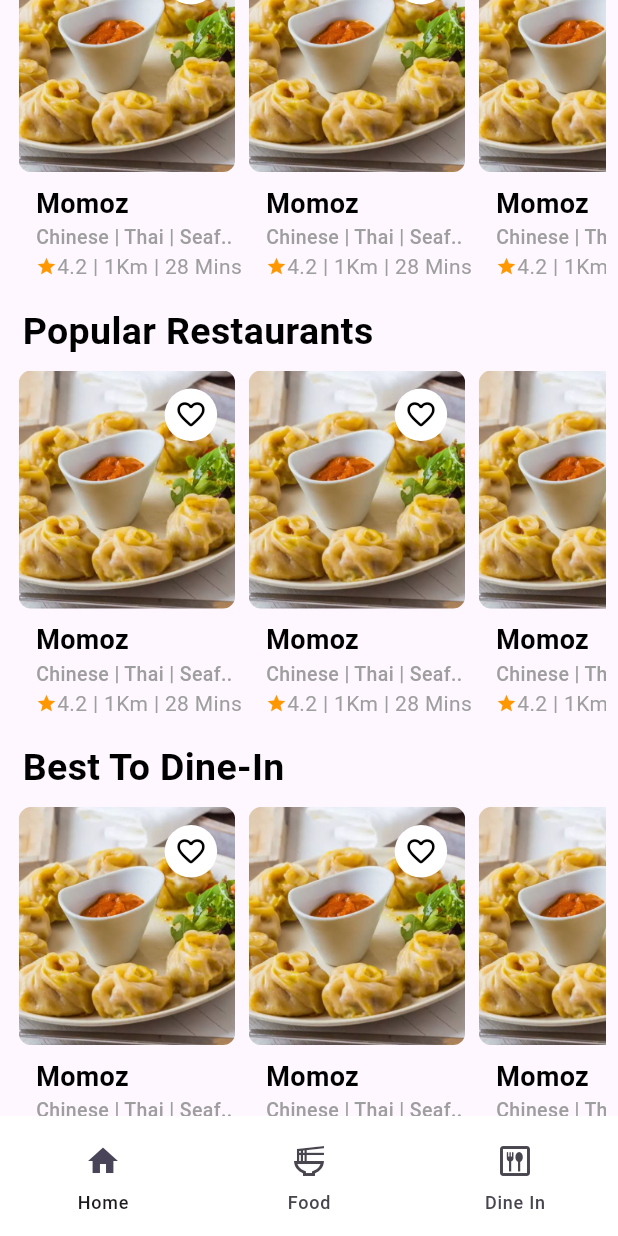
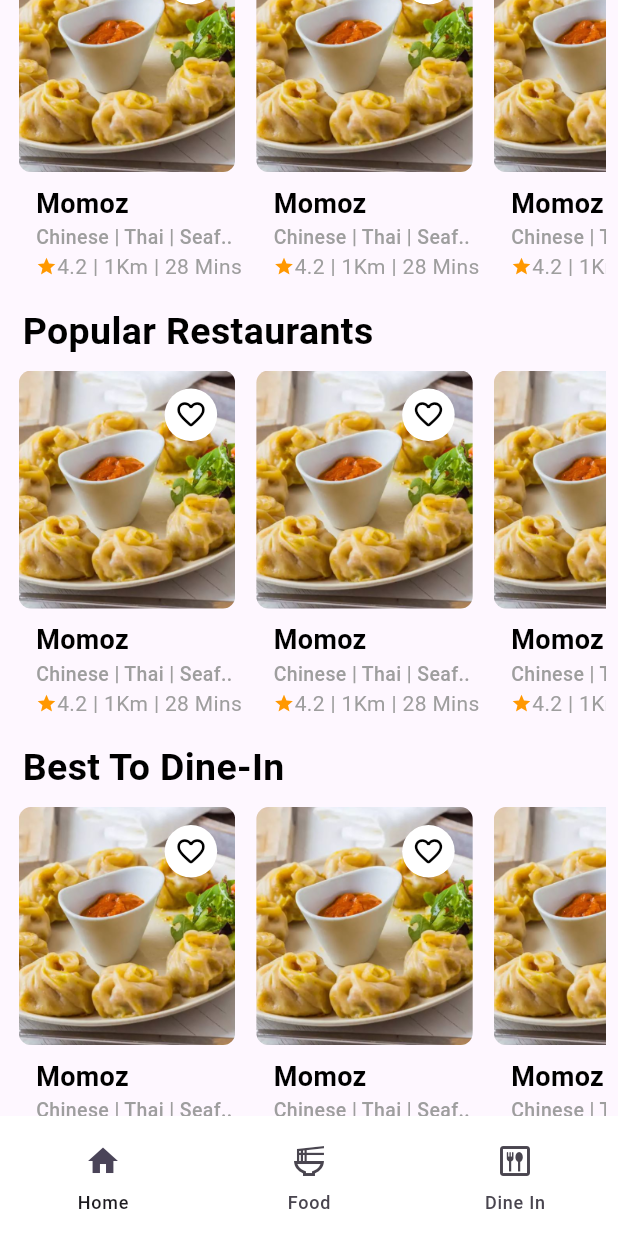
Before and after one commit to kareemabdeen/Foodiepal, a Flutter app: the HomeView screen opened by its route, scrolled down 576 dp, on a phone screen of 412 x 824 dp. Run offline on Flutter 3.47's test engine with Material 3 defaults, Android fonts, the phone set to English and light mode, and no system bars; our stand-ins replace cached_network_image, carousel_slider, font_awesome_flutter, get_it, lottie, shared_preferences and 1 more; accounts and stored records are empty; network calls fail; Roboto replaces fonts that are missing (Montserrat).

Commit message:
handling padding

```diff
--- a/lib/features/Home/presentation/views/widgets/home_view_body.dart
+++ b/lib/features/Home/presentation/views/widgets/home_view_body.dart
@@ -1,4 +1,5 @@
 import 'package:flutter/material.dart';
+import 'package:food_app/features/menu/prsentation/views/menu_view.dart';
 
 import '../../../../../core/utils/app_router.dart';
 import '../../../../../core/utils/helper.dart';
@@ -29,9 +30,8 @@ class HomeViewBody extends StatelessWidget {
               subTitle: 'Hi guest',
               subTitleStyle: StylesManager.textStyle30,
               icon: Icons.person_outline,
-              iconFunction: () => context.pushWithReplacmentNamed(
-                AppRouter
-                    .kMenuPage, // Todo:  recheck name on these page => meeting
+              iconFunction: () => context.simplePush(
+                const MenuView(), // Todo:  recheck name on these page => meeting
               ),
             ),
           ),
@@ -43,8 +43,8 @@ class HomeViewBody extends StatelessWidget {
                 horizontal: 15.0,
               ),
               child: InkWell(
-                onTap: () => context.simplePush(
-                    const SearchView()), // todo: change it later to appRouter.Widgetname to use onGenerateRoute
+                onTap: () => context.simplePush(const SearchView()),
+                // todo: change it later to appRouter.Widgetname to use onGenerateRoute
                 child: const CustomSearchTextField(
                   borderRadius: 26,
                   enabled: false,
--- a/lib/features/Home/presentation/views/widgets/list_view_with_title.dart
+++ b/lib/features/Home/presentation/views/widgets/list_view_with_title.dart
@@ -8,6 +8,7 @@ class ListViewWithTitle extends StatelessWidget {
   final Axis scrollDirection;
   final ScrollPhysics physics;
   final double listViewHeight;
+
   const ListViewWithTitle({
     super.key,
     required this.listViewTitle,
@@ -38,10 +39,13 @@ class ListViewWithTitle extends StatelessWidget {
               physics: physics,
               scrollDirection: scrollDirection,
               // shrinkWrap: true,
-              itemCount:
-                  20, // Todo : there was an problem when the item count increase in its value
+              itemCount: 20,
+              // Todo : there was an problem when the item count increase in its value
               itemBuilder: (context, index) {
-                return listViewWidget;
+                return Padding(
+                  padding: const EdgeInsets.only(right: 5.0),
+                  child: listViewWidget,
+                );
               },
             ),
           ),
--- a/lib/features/Offers/presention/Views/Widgets/offers_view_appbar.dart
+++ b/lib/features/Offers/presention/Views/Widgets/offers_view_appbar.dart
@@ -3,8 +3,8 @@ import 'package:flutter/material.dart';
 import '../../../../../core/utils/app_router.dart';
 import '../../../../../core/utils/helper.dart';
 
-class OfferdViewAppBar extends StatelessWidget {
-  const OfferdViewAppBar({super.key});
+class OffersViewAppBar extends StatelessWidget {
+  const OffersViewAppBar({super.key});
 
   @override
   Widget build(BuildContext context) {
--- a/lib/features/Offers/presention/Views/Widgets/offers_view_body.dart
+++ b/lib/features/Offers/presention/Views/Widgets/offers_view_body.dart
@@ -18,7 +18,7 @@ class OffersViewBody extends StatelessWidget {
           child: Column(
             crossAxisAlignment: CrossAxisAlignment.start,
             children: [
-              const OfferdViewAppBar(),
+              const OffersViewAppBar(),
               const SizedBox(height: 10),
               const Text(
                 'Offers',
```
Also changed, not shown: lib/features/Home/presentation/views/search_view.dart (+0 -9 lines), lib/features/Home/presentation/views/widgets/searchViewWidgets/searchview_body_widget.dart (+6 -1 lines), pubspec.lock.
